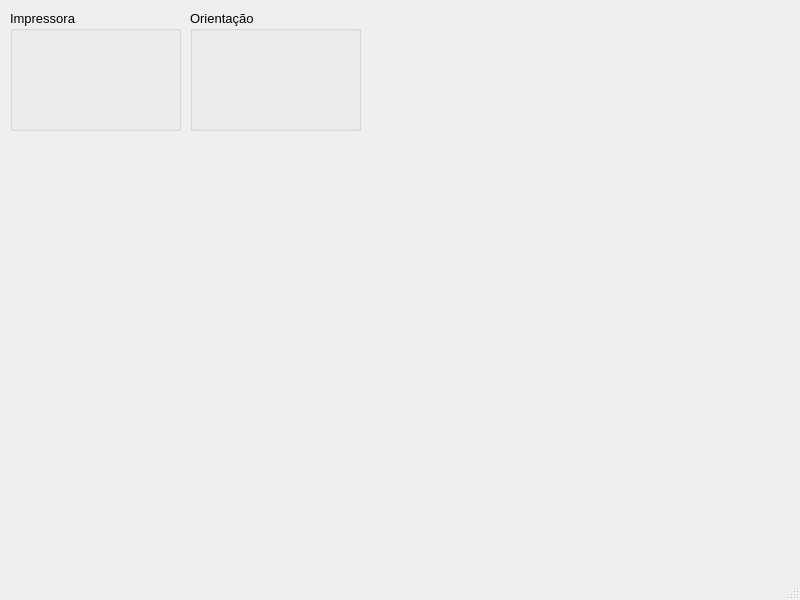
Above: Geovani/opcao.ui from UnPComp2013/Grupo5 before the change. Below: the same form after it.
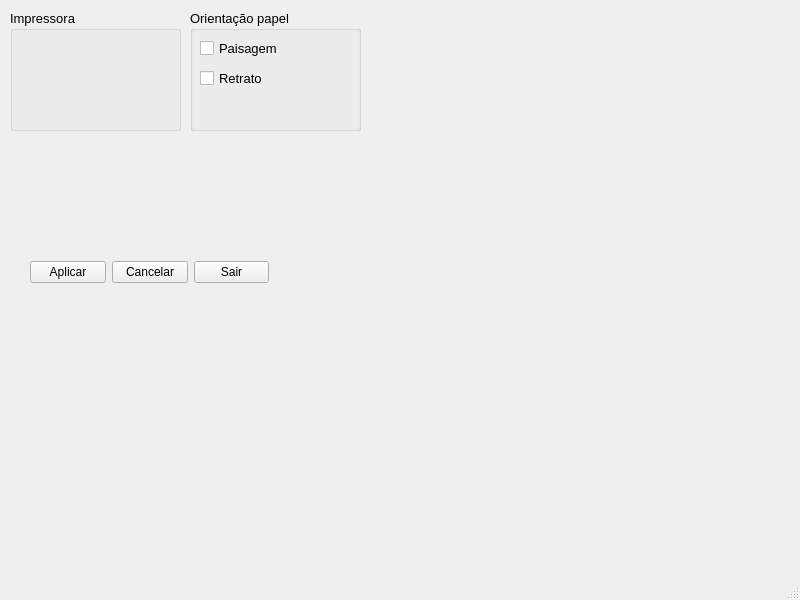
That is the form after the change.

Diff of the .ui file:
```diff
--- a/Geovani/opcao.ui
+++ b/Geovani/opcao.ui
@@ -47,8 +47,67 @@
      </font>
     </property>
     <property name="title">
-     <string>Orientação</string>
+     <string>Orientação papel</string>
     </property>
+    <widget class="QCheckBox" name="checkBox">
+     <property name="geometry">
+      <rect>
+       <x>10</x>
+       <y>30</y>
+       <width>81</width>
+       <height>17</height>
+      </rect>
+     </property>
+     <property name="text">
+      <string>Paisagem</string>
+     </property>
+    </widget>
+    <widget class="QCheckBox" name="checkBox_2">
+     <property name="geometry">
+      <rect>
+       <x>10</x>
+       <y>60</y>
+       <width>70</width>
+       <height>17</height>
+      </rect>
+     </property>
+     <property name="text">
+      <string>Retrato</string>
+     </property>
+    </widget>
+   </widget>
+   <widget class="QWidget" name="">
+    <property name="geometry">
+     <rect>
+      <x>30</x>
+      <y>260</y>
+      <width>239</width>
+      <height>25</height>
+     </rect>
+    </property>
+    <layout class="QHBoxLayout" name="horizontalLayout">
+     <item>
+      <widget class="QPushButton" name="pushButton">
+       <property name="text">
+        <string>Aplicar</string>
+       </property>
+      </widget>
+     </item>
+     <item>
+      <widget class="QPushButton" name="pushButton_2">
+       <property name="text">
+        <string>Cancelar</string>
+       </property>
+      </widget>
+     </item>
+     <item>
+      <widget class="QPushButton" name="pushButton_3">
+       <property name="text">
+        <string>Sair</string>
+       </property>
+      </widget>
+     </item>
+    </layout>
    </widget>
   </widget>
   <widget class="QMenuBar" name="menubar">
```
